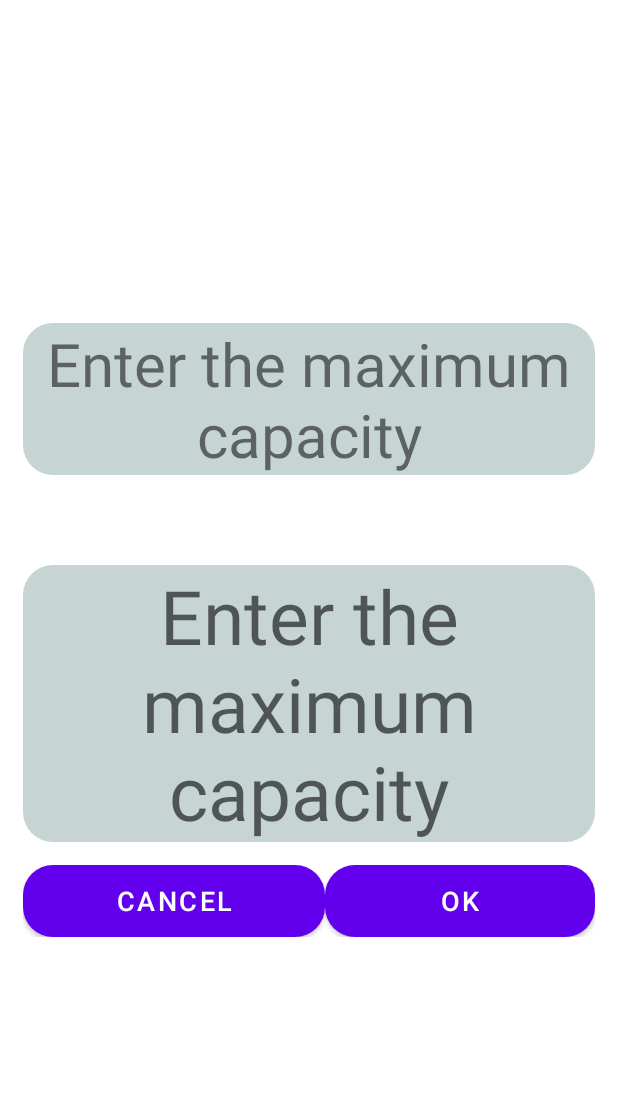
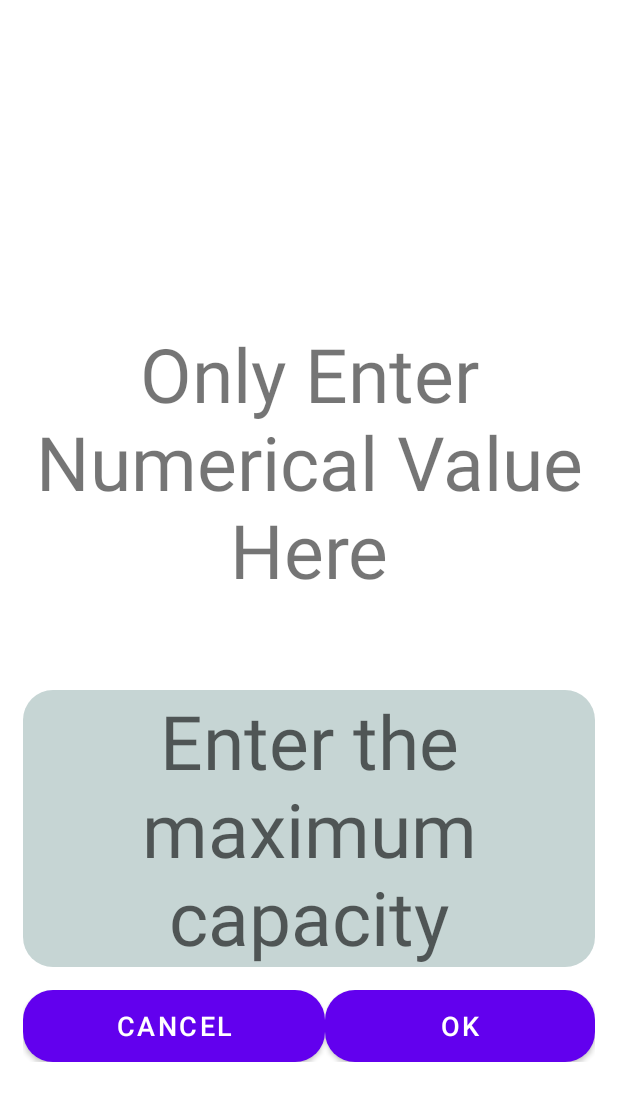
Before and after one commit to RahulM4/Occupancy_Monitoring_System, an Android app: the layout custom_dialog.xml on its own in the app's theme, with its tools: preview values and no code run, on a phone screen of 412 x 824 dp. Shown: the top 1101 px of the screen. Run offline under Robolectric (Android 15) with nearby library versions, the phone set to English and light mode, and no system bars.

Commit message:
admin page updated_1_1

```diff
--- a/app/src/main/java/com/rahul/OMS/Admin.kt
+++ b/app/src/main/java/com/rahul/OMS/Admin.kt
@@ -21,5 +21,6 @@ class Admin : AppCompatActivity() {
         {
             max_capacity
         }
+
     }
 }
--- a/app/src/main/res/layout/activity_home.xml
+++ b/app/src/main/res/layout/activity_home.xml
@@ -151,4 +151,7 @@
         android:textColor="@color/white"
         android:textSize="30sp"/>
 
+
+
+
 </RelativeLayout>
--- a/app/src/main/res/layout/custom_dialog.xml
+++ b/app/src/main/res/layout/custom_dialog.xml
@@ -8,11 +8,10 @@
     <TextView
         android:layout_width="match_parent"
         android:layout_height="wrap_content"
-        android:text="Enter the maximum capacity"
-        android:textSize="40sp"
+        android:text="Only Enter Numerical Value Here"
+        android:textSize="50sp"
         android:layout_gravity="center_horizontal"
         android:layout_marginTop="200dp"
-        android:background="@drawable/editext_background"
         android:textAlignment="center" />
 
     <EditText
```
